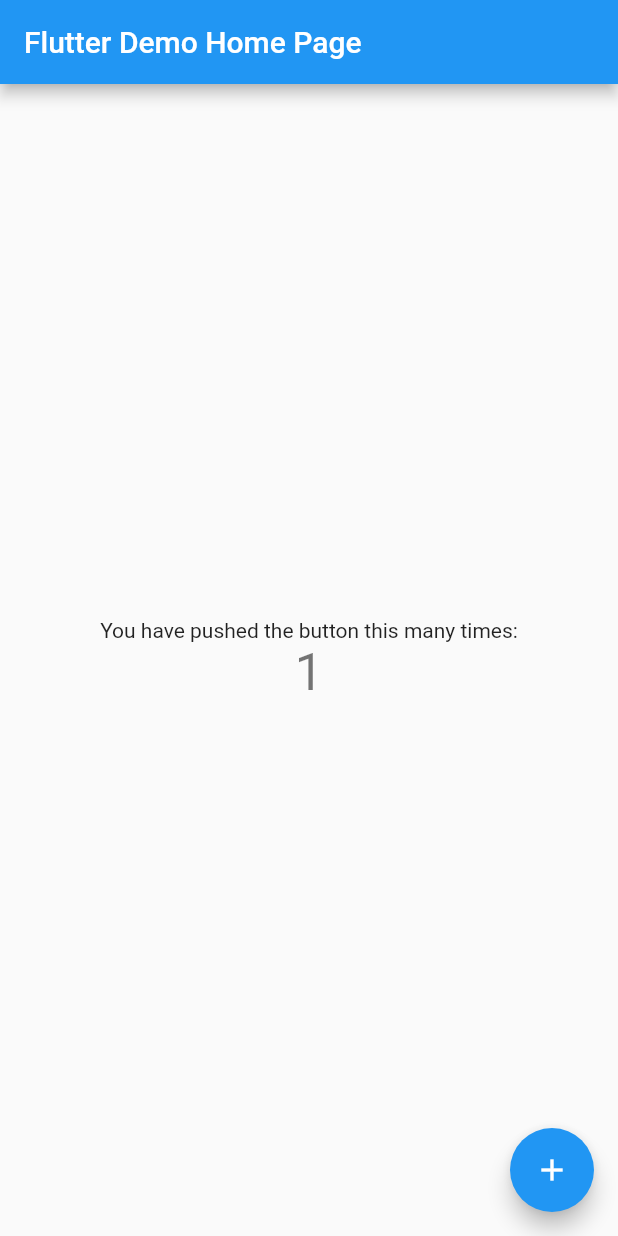
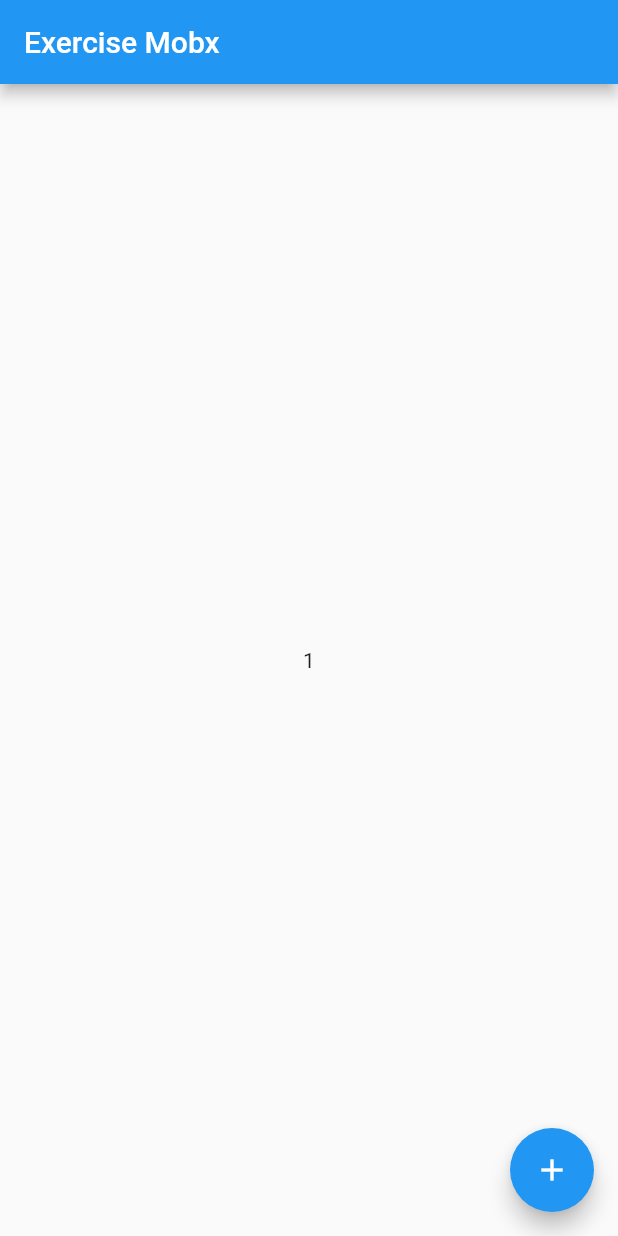
Before and after one commit to w1ll-dev/mobx_exercise, a Flutter app: the screen it shows after launch, after a tap on the "add" icon, on a phone screen of 412 x 824 dp. Run offline on Flutter 3.47's test engine with Material 2 defaults, Android fonts, the phone set to English and light mode, and no system bars; our stand-ins replace flutter_mobx, mobx.

Commit message:
home.dart added and controller.dart added

```diff
--- /dev/null
+++ b/lib/controller.dart
@@ -0,0 +1,14 @@
+import 'package:mobx/mobx.dart';
+
+class Controller {
+  var counter = Observable(0);
+  Action increment;
+
+  Controller() {
+    increment = Action(_increment);
+  }
+
+  _increment() {
+    counter.value = counter.value + 1;
+  }
+}
--- /dev/null
+++ b/lib/home.dart
@@ -0,0 +1,30 @@
+import 'package:flutter/material.dart';
+import 'package:flutter_mobx/flutter_mobx.dart';
+import 'package:mobx_exercise/controller.dart';
+
+class MyHomePage extends StatelessWidget {
+  final controller = Controller();
+
+  @override
+  Widget build(BuildContext context) {
+    return Scaffold(
+      appBar: AppBar(
+        title: Text('Exercise Mobx'),
+      ),
+      body: Center(
+        child: Observer(
+          builder: (_) {
+            return Text('${controller.counter.value}');
+          },
+        ),
+      ),
+      floatingActionButton: FloatingActionButton(
+        onPressed: () {
+          controller.increment();
+          print('clicou');
+        },
+        child: Icon(Icons.add),
+      ),
+    );
+  }
+}
--- a/lib/main.dart
+++ b/lib/main.dart
@@ -1,4 +1,6 @@
 import 'package:flutter/material.dart';
+
+import 'home.dart';
 
 void main() => runApp(MyApp());
 
@@ -9,103 +11,9 @@ class MyApp extends StatelessWidget {
     return MaterialApp(
       title: 'Flutter Demo',
       theme: ThemeData(
-        // This is the theme of your application.
-        //
-        // Try running your application with "flutter run". You'll see the
-        // application has a blue toolbar. Then, without quitting the app, try
-        // changing the primarySwatch below to Colors.green and then invoke
-        // "hot reload" (press "r" in the console where you ran "flutter run",
-        // or simply save your changes to "hot reload" in a Flutter IDE).
-        // Notice that the counter didn't reset back to zero; the application
-        // is not restarted.
         primarySwatch: Colors.blue,
       ),
-      home: MyHomePage(title: 'Flutter Demo Home Page'),
+      home: MyHomePage(),
     );
   }
 }
-
-class MyHomePage extends StatefulWidget {
-  MyHomePage({Key key, this.title}) : super(key: key);
-
-  // This widget is the home page of your application. It is stateful, meaning
-  // that it has a State object (defined below) that contains fields that affect
-  // how it looks.
-
-  // This class is the configuration for the state. It holds the values (in this
-  // case the title) provided by the parent (in this case the App widget) and
-  // used by the build method of the State. Fields in a Widget subclass are
-  // always marked "final".
-
-  final String title;
-
-  @override
-  _MyHomePageState createState() => _MyHomePageState();
-}
-
-class _MyHomePageState extends State<MyHomePage> {
-  int _counter = 0;
-
-  void _incrementCounter() {
-    setState(() {
-      // This call to setState tells the Flutter framework that something has
-      // changed in this State, which causes it to rerun the build method below
-      // so that the display can reflect the updated values. If we changed
-      // _counter without calling setState(), then the build method would not be
-      // called again, and so nothing would appear to happen.
-      _counter++;
-    });
-  }
-
-  @override
-  Widget build(BuildContext context) {
-    // This method is rerun every time setState is called, for instance as done
-    // by the _incrementCounter method above.
-    //
-    // The Flutter framework has been optimized to make rerunning build methods
-    // fast, so that you can just rebuild anything that needs updating rather
-    // than having to individually change instances of widgets.
-    return Scaffold(
-      appBar: AppBar(
-        // Here we take the value from the MyHomePage object that was created by
-        // the App.build method, and use it to set our appbar title.
-        title: Text(widget.title),
-      ),
-      body: Center(
-        // Center is a layout widget. It takes a single child and positions it
-        // in the middle of the parent.
-        child: Column(
-          // Column is also a layout widget. It takes a list of children and
-          // arranges them vertically. By default, it sizes itself to fit its
-          // children horizontally, and tries to be as tall as its parent.
-          //
-          // Invoke "debug painting" (press "p" in the console, choose the
-          // "Toggle Debug Paint" action from the Flutter Inspector in Android
-          // Studio, or the "Toggle Debug Paint" command in Visual Studio Code)
-          // to see the wireframe for each widget.
-          //
-          // Column has various properties to control how it sizes itself and
-          // how it positions its children. Here we use mainAxisAlignment to
-          // center the children vertically; the main axis here is the vertical
-          // axis because Columns are vertical (the cross axis would be
-          // horizontal).
-          mainAxisAlignment: MainAxisAlignment.center,
-          children: <Widget>[
-            Text(
-              'You have pushed the button this many times:',
-            ),
-            Text(
-              '$_counter',
-              style: Theme.of(context).textTheme.display1,
-            ),
-          ],
-        ),
-      ),
-      floatingActionButton: FloatingActionButton(
-        onPressed: _incrementCounter,
-        tooltip: 'Increment',
-        child: Icon(Icons.add),
-      ), // This trailing comma makes auto-formatting nicer for build methods.
-    );
-  }
-}
--- a/pubspec.yaml
+++ b/pubspec.yaml
@@ -23,6 +23,8 @@ dependencies:
   # The following adds the Cupertino Icons font to your application.
   # Use with the CupertinoIcons class for iOS style icons.
   cupertino_icons: ^0.1.2
+  mobx:
+  flutter_mobx:
 
 dev_dependencies:
   flutter_test:
```
Also changed, not shown: pubspec.lock.
